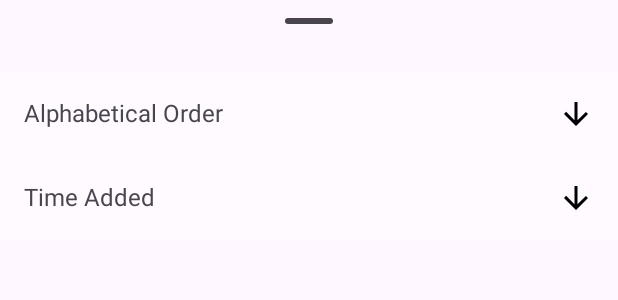
After one commit to Hanogi610/MangaReader, an Android app: the layout fav_bottom_sheet_layout.xml on its own in the app's theme, with its tools: preview values and no code run, on a phone screen of 412 x 824 dp. The commit adds this screen. Shown: the top 300 px of the screen. Run offline under Robolectric (Android 15) with nearby library versions, the phone set to English and light mode, and no system bars.

Commit message:
add filter function on library change layout a bit

```diff
--- /dev/null
+++ b/app/src/main/res/drawable/ic_arrow_downward.xml
@@ -0,0 +1,5 @@
+<vector xmlns:android="http://schemas.android.com/apk/res/android" android:height="24dp" android:tint="#000000" android:viewportHeight="24" android:viewportWidth="24" android:width="24dp">
+
+    <path android:fillColor="@android:color/white" android:pathData="M20,12l-1.41,-1.41L13,16.17V4h-2v12.17l-5.58,-5.59L4,12l8,8 8,-8z"/>
+
+</vector>
--- /dev/null
+++ b/app/src/main/res/drawable/ic_arrow_upward.xml
@@ -0,0 +1,5 @@
+<vector xmlns:android="http://schemas.android.com/apk/res/android" android:height="24dp" android:tint="#000000" android:viewportHeight="24" android:viewportWidth="24" android:width="24dp">
+
+    <path android:fillColor="@android:color/white" android:pathData="M4,12l1.41,1.41L11,7.83V20h2V7.83l5.58,5.59L20,12l-8,-8 -8,8z"/>
+
+</vector>
--- /dev/null
+++ b/app/src/main/res/drawable/ic_filter_list.xml
@@ -0,0 +1,5 @@
+<vector xmlns:android="http://schemas.android.com/apk/res/android" android:height="24dp" android:tint="#000000" android:viewportHeight="24" android:viewportWidth="24" android:width="24dp">
+
+    <path android:fillColor="@android:color/white" android:pathData="M10,18h4v-2h-4v2zM3,6v2h18L21,6L3,6zM6,13h12v-2L6,11v2z"/>
+
+</vector>
--- /dev/null
+++ b/app/src/main/res/drawable/ic_search.xml
@@ -0,0 +1,5 @@
+<vector xmlns:android="http://schemas.android.com/apk/res/android" android:height="24dp" android:tint="#000000" android:viewportHeight="24" android:viewportWidth="24" android:width="24dp">
+
+    <path android:fillColor="@android:color/white" android:pathData="M15.5,14h-0.79l-0.28,-0.27C15.41,12.59 16,11.11 16,9.5 16,5.91 13.09,3 9.5,3S3,5.91 3,9.5 5.91,16 9.5,16c1.61,0 3.09,-0.59 4.23,-1.57l0.27,0.28v0.79l5,4.99L20.49,19l-4.99,-5zM9.5,14C7.01,14 5,11.99 5,9.5S7.01,5 9.5,5 14,7.01 14,9.5 11.99,14 9.5,14z"/>
+
+</vector>
--- /dev/null
+++ b/app/src/main/res/drawable/textview_selector.xml
@@ -0,0 +1,15 @@
+<?xml version="1.0" encoding="utf-8"?>
+<selector xmlns:android="http://schemas.android.com/apk/res/android">
+    <item android:state_selected="true">
+        <!-- Background when the TextView is selected -->
+        <shape>
+            <solid android:color="#7700BCD4" />
+        </shape>
+    </item>
+    <item>
+        <!-- Background when the TextView is not selected -->
+        <shape>
+            <solid android:color="#4FFFFFFF" />
+        </shape>
+    </item>
+</selector>
--- /dev/null
+++ b/app/src/main/res/layout/fav_bottom_sheet_layout.xml
@@ -0,0 +1,45 @@
+<?xml version="1.0" encoding="utf-8"?>
+<androidx.constraintlayout.widget.ConstraintLayout xmlns:android="http://schemas.android.com/apk/res/android"
+    android:layout_width="match_parent"
+    android:layout_height="match_parent"
+    xmlns:app="http://schemas.android.com/apk/res-auto">
+
+    <com.google.android.material.bottomsheet.BottomSheetDragHandleView
+        android:id="@+id/bottomSheetDragHandleView"
+        android:layout_width="match_parent"
+        android:layout_height="wrap_content"
+        android:background="?attr/selectableItemBackground"
+        app:layout_constraintEnd_toEndOf="parent"
+        app:layout_constraintStart_toStartOf="parent"
+        app:layout_constraintTop_toTopOf="parent" />
+
+    <TextView
+        android:layout_width="match_parent"
+        android:layout_height="wrap_content"
+        android:padding="16dp"
+        android:text="@string/alphabetical_order"
+        android:id="@+id/alphabetical_order"
+        android:textSize="16sp"
+        app:drawableEndCompat="@drawable/ic_arrow_downward"
+        app:layout_constraintEnd_toEndOf="parent"
+        app:layout_constraintStart_toStartOf="parent"
+        app:layout_constraintTop_toBottomOf="@id/bottomSheetDragHandleView"
+        android:background="@drawable/textview_selector"
+        android:clickable="true"
+        android:focusable="true"/>
+    <TextView
+        android:id="@+id/time_added"
+        android:layout_width="match_parent"
+        android:layout_height="wrap_content"
+        android:padding="16dp"
+        android:text="@string/time_added"
+        android:textSize="16sp"
+        app:drawableEndCompat="@drawable/ic_arrow_downward"
+        app:layout_constraintEnd_toEndOf="parent"
+        app:layout_constraintStart_toStartOf="parent"
+        app:layout_constraintTop_toBottomOf="@id/alphabetical_order"
+        android:background="@drawable/textview_selector"
+        android:clickable="true"
+        android:focusable="true"/>
+
+</androidx.constraintlayout.widget.ConstraintLayout>
--- a/app/src/main/res/values/strings.xml
+++ b/app/src/main/res/values/strings.xml
@@ -23,4 +23,7 @@
     <string name="try_again">Try again...</string>
     <string name="manga_cover">Manga cover</string>
     <string name="network_error">Network Error</string>
+    <string name="filter">Filter</string>
+    <string name="alphabetical_order">Alphabetical Order</string>
+    <string name="time_added">Time Added</string>
 </resources>
--- a/gradle/libs.versions.toml
+++ b/gradle/libs.versions.toml
@@ -1,5 +1,5 @@
 [versions]
-agp = "8.3.2"
+agp = "8.4.0"
 coil = "2.4.0"
 glide = "4.16.0"
 gson = "2.10.1"
```
Also changed, not shown: app/src/main/java/com/example/mangareader/adapter/FavMangaRvAdapter.kt (+6 -1 lines), app/src/main/java/com/example/mangareader/fragment/LibraryFragment.kt (+83 -0 lines), app/src/main/res/layout/action_bar_with_filter.xml (added, +45 -0 lines), app/src/main/res/layout/fragment_library.xml (+13 -4 lines), app/src/main/res/layout/fragment_search.xml (+5 -2 lines), gradle/wrapper/gradle-wrapper.properties.
